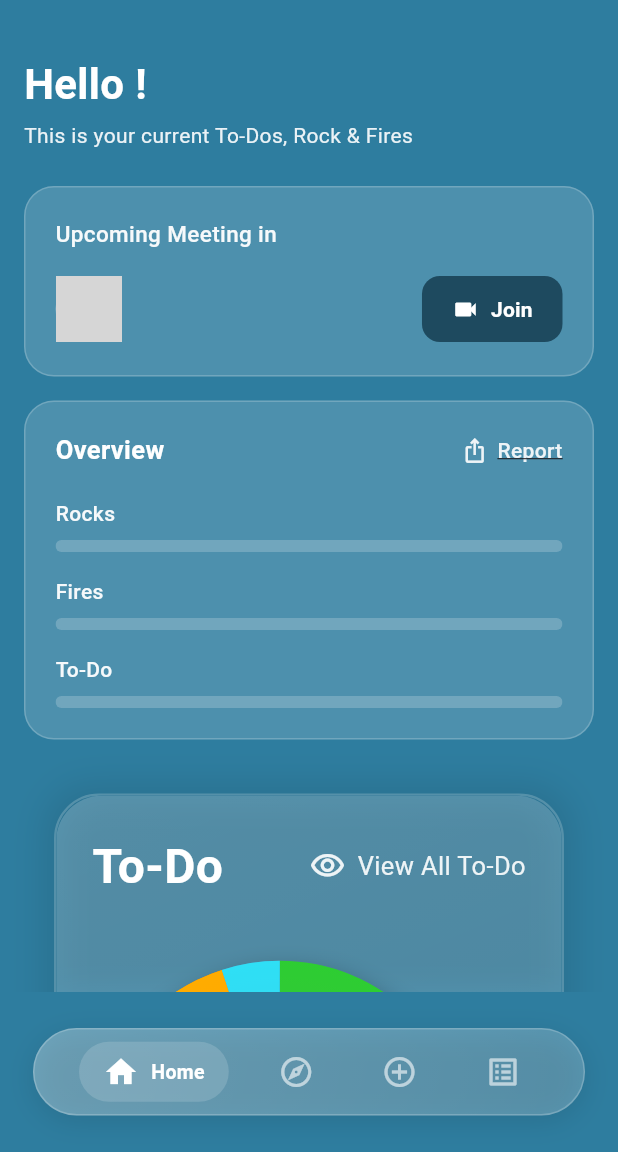
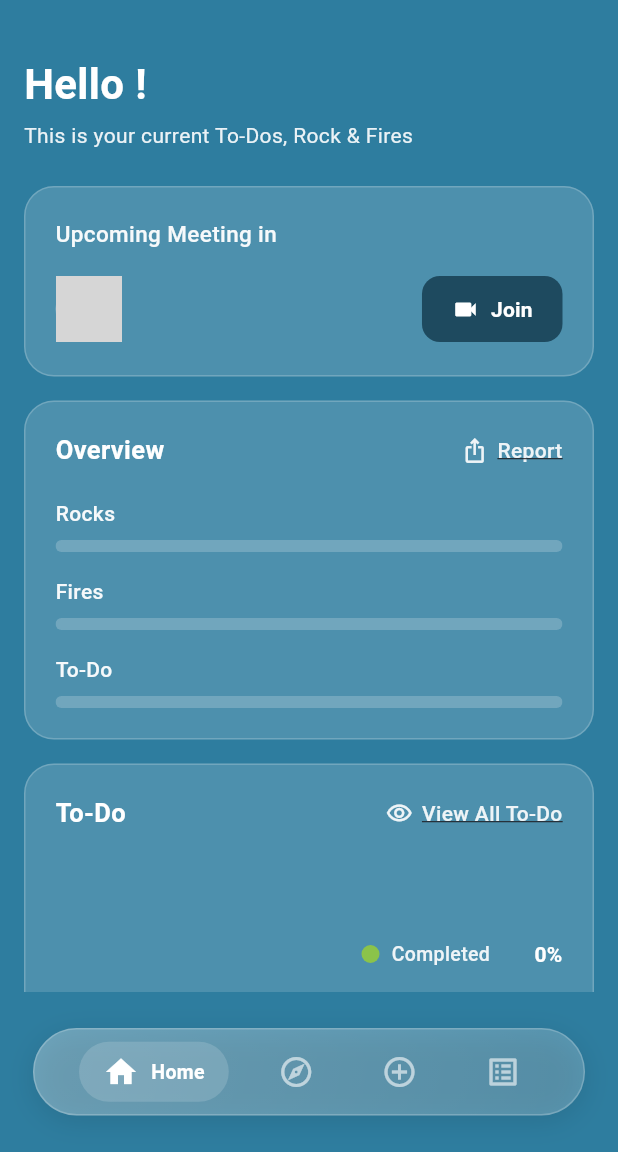
Before and after one commit to rammesaran/guestos, a Flutter app: the DashboardHomeScreen screen opened directly with empty values, on a phone screen of 412 x 824 dp, the part 84-1236 px from its top. Run offline on Flutter 3.47's test engine with Material 3 defaults, Android fonts, the phone set to English and light mode, and no system bars; our stand-ins replace dartz, dio, fl_chart, flutter_bloc, flutter_screenutil, freezed_annotation and 2 more; network calls fail; Roboto replaces fonts that are missing (System); grey boxes are pictures that could not be loaded.

Commit message:
dashboardchanges

```diff
--- a/lib/presentation/screens/dashboard/dashboarscreen.dart
+++ b/lib/presentation/screens/dashboard/dashboarscreen.dart
@@ -4,7 +4,6 @@ import 'package:guestos/presentation/screens/dashboard/dashboarddata.dart';
 import 'package:guestos/presentation/screens/dashboard/matriccard.dart';
 import 'package:guestos/presentation/screens/dashboard/meetingcard.dart';
 import 'package:guestos/presentation/screens/dashboard/overview.dart';
-import 'package:guestos/presentation/screens/dashboard/todochart.dart';
 import 'package:guestos/presentation/screens/dashboard/widgets/todo_glass_widget.dart';
 
 /// Main Dashboard Home Screen
@@ -78,8 +77,16 @@ class _DashboardHomeScreenState extends State<DashboardHomeScreen> {
                     ),
                     const SizedBox(height: 16),
 
-                    // To-Do Glass Widget
-                    const TodoGlassWidget(),
+                    // To-Do Chart Card
+                    TodoChartCard(
+                      completed: widget.data.todoCompleted,
+                      inProgress: widget.data.todoInProgress,
+                      yetToStart: widget.data.todoYetToStart,
+                      pendingTodos: widget.data.pendingTodos,
+                      onViewAll: widget.onViewAllTodos,
+                      onTodoTap: widget.onTodoTap,
+                      onViewDetails: widget.onViewTodoDetails,
+                    ),
                     const SizedBox(height: 16),
 
                     // Fire Metric Card
--- a/lib/presentation/screens/dashboard/widgets/todo_glass_widget.dart
+++ b/lib/presentation/screens/dashboard/widgets/todo_glass_widget.dart
@@ -1,44 +1,37 @@
 import 'package:flutter/material.dart';
+import 'package:guestos/presentation/screens/dashboard/dashboarddata.dart';
 import 'dart:math' as math;
-import 'dart:ui';
 
-class TodoGlassWidget extends StatelessWidget {
-  const TodoGlassWidget({Key? key}) : super(key: key);
+class TodoChartCard extends StatelessWidget {
+  final int completed;
+  final int inProgress;
+  final int yetToStart;
+  final List<TodoItem> pendingTodos;
+  final VoidCallback? onViewAll;
+  final Function(String)? onTodoTap;
+  final VoidCallback? onViewDetails;
+
+  const TodoChartCard({
+    Key? key,
+    required this.completed,
+    required this.inProgress,
+    required this.yetToStart,
+    required this.pendingTodos,
+    this.onViewAll,
+    this.onTodoTap,
+    this.onViewDetails,
+  }) : super(key: key);
 
   @override
   Widget build(BuildContext context) {
     return Container(
-      margin: const EdgeInsets.all(20),
+      padding: const EdgeInsets.all(20),
       decoration: BoxDecoration(
-        borderRadius: BorderRadius.circular(30),
-        border: Border.all(color: Colors.white.withOpacity(0.2), width: 1.5),
-        boxShadow: [
-          BoxShadow(
-            color: Colors.black.withOpacity(0.1),
-            blurRadius: 20,
-            spreadRadius: 5,
+        color: Colors.white.withOpacity(0.15),
+        borderRadius: BorderRadius.circular(20),
+        border: Border.all(color: Colors.white.withOpacity(0.2), width: 1),
       ),
-        ],
-      ),
-      child: ClipRRect(
-        borderRadius: BorderRadius.circular(30),
-        child: BackdropFilter(
-          filter: ImageFilter.blur(sigmaX: 10, sigmaY: 10),
-          child: Container(
-            decoration: BoxDecoration(
-              gradient: LinearGradient(
-                begin: Alignment.topLeft,
-                end: Alignment.bottomRight,
-                colors: [
-                  Colors.white.withOpacity(0.2),
-                  Colors.white.withOpacity(0.1),
-                ],
-              ),
-            ),
-            padding: const EdgeInsets.all(24),
       child: Column(
-              crossAxisAlignment: CrossAxisAlignment.start,
-              mainAxisSize: MainAxisSize.min,
         children: [
           // Header
           Row(
@@ -47,159 +40,162 @@ class TodoGlassWidget extends StatelessWidget {
               const Text(
                 'To-Do',
                 style: TextStyle(
-                        fontSize: 32,
+                  color: Colors.white,
+                  fontSize: 17,
                   fontWeight: FontWeight.w600,
-                        color: Colors.white,
                 ),
               ),
-                    Row(
+              GestureDetector(
+                onTap: onViewAll,
+                child: Row(
                   children: [
                     Icon(
                       Icons.visibility_outlined,
                       color: Colors.white.withOpacity(0.9),
-                          size: 24,
+                      size: 18,
                     ),
-                        const SizedBox(width: 8),
+                    const SizedBox(width: 6),
                     Text(
                       'View All To-Do',
                       style: TextStyle(
-                            fontSize: 17,
                         color: Colors.white.withOpacity(0.9),
-                            fontWeight: FontWeight.w400,
+                        fontSize: 14,
+                        fontWeight: FontWeight.w500,
+                        decoration: TextDecoration.underline,
                       ),
                     ),
                   ],
                 ),
+              ),
             ],
           ),
-                const SizedBox(height: 40),
+          const SizedBox(height: 24),
 
           // Pie Chart and Legend
           Row(
             children: [
               // Pie Chart
               SizedBox(
-                      width: 250,
-                      height: 250,
-                      child: CustomPaint(painter: PieChartPainter()),
+                width: 180,
+                height: 180,
+                child: CustomPaint(
+                  painter: PieChartPainter(
+                    completed: completed,
+                    inProgress: inProgress,
+                    yetToStart: yetToStart,
                   ),
-                    const SizedBox(width: 50),
+                ),
+              ),
+              const SizedBox(width: 24),
 
               // Legend
               Expanded(
                 child: Column(
                   crossAxisAlignment: CrossAxisAlignment.start,
                   children: [
-                          _buildLegendItem(Colors.green, 'Completed', false),
-                          const SizedBox(height: 25),
-                          _buildLegendItem(Colors.orange, 'In Progress', true),
-                          const SizedBox(height: 25),
                     _buildLegendItem(
-                            const Color(0xFF4DBFDB),
+                      'Completed',
+                      const Color(0xFF8BC34A),
+                      completed,
+                    ),
+                    const SizedBox(height: 12),
+                    _buildLegendItem(
+                      'In Progress',
+                      const Color(0xFFFFA726),
+                      inProgress,
+                    ),
+                    const SizedBox(height: 12),
+                    _buildLegendItem(
                       'Yet to Start',
-                            false,
+                      const Color(0xFF4FC3F7),
+                      yetToStart,
                     ),
                   ],
                 ),
               ),
             ],
           ),
-                const SizedBox(height: 40),
+          const SizedBox(height: 24),
 
           // Pending To-Do's Section
           Row(
             mainAxisAlignment: MainAxisAlignment.spaceBetween,
             children: [
-                    const Text(
-                      'Pending To-Do',
+              Text(
+                'Pending To-Do\'s',
                 style: TextStyle(
-                        fontSize: 24,
-                        fontWeight: FontWeight.w500,
-                        color: Colors.white,
+                  color: Colors.white.withOpacity(0.95),
+                  fontSize: 15,
+                  fontWeight: FontWeight.w600,
                 ),
               ),
-                    Text(
+              GestureDetector(
+                onTap: onViewDetails,
+                child: Text(
                   'View Details',
                   style: TextStyle(
-                        fontSize: 17,
                     color: Colors.white.withOpacity(0.9),
+                    fontSize: 13,
+                    fontWeight: FontWeight.w500,
                     decoration: TextDecoration.underline,
-                        decorationColor: Colors.white.withOpacity(0.9),
+                  ),
                 ),
               ),
             ],
           ),
-                const SizedBox(height: 20),
+          const SizedBox(height: 16),
 
-                // Todo Items
-                _buildTodoItem('ABD Assessm...', 'Sep 30'),
-                const SizedBox(height: 16),
-                _buildTodoItem('ABD Assessm...', 'Sep 30'),
-                const SizedBox(height: 16),
-                _buildTodoItem('ABD Assessm...', 'Sep 30'),
+          // Todo List
+          ...pendingTodos.map((todo) => _buildTodoItem(todo)).toList(),
         ],
-            ),
-          ),
-        ),
       ),
     );
   }
 
-  Widget _buildLegendItem(Color color, String label, bool hasButton) {
+  Widget _buildLegendItem(String label, Color color, int count) {
+    final total = completed + inProgress + yetToStart;
+    final percentage = total > 0 ? (count / total * 100).round() : 0;
+
     return Row(
       children: [
         Container(
-          width: 20,
-          height: 20,
-          decoration: BoxDecoration(
-            color: color,
-            borderRadius: BorderRadius.circular(5),
+          width: 12,
+          height: 12,
+          decoration: BoxDecoration(color: color, shape: BoxShape.circle),
         ),
-        ),
-        const SizedBox(width: 12),
-        if (hasButton)
-          Container(
-            width: 32,
-            height: 32,
-            decoration: BoxDecoration(
-              color: Colors.orange,
-              shape: BoxShape.circle,
-              boxShadow: [
-                BoxShadow(
-                  color: Colors.orange.withOpacity(0.3),
-                  blurRadius: 8,
-                  spreadRadius: 2,
-                ),
-              ],
-            ),
-            child: const Icon(Icons.add, color: Colors.white, size: 20),
-          ),
-        if (hasButton) const SizedBox(width: 12),
+        const SizedBox(width: 8),
         Expanded(
           child: Text(
             label,
-            style: const TextStyle(
-              fontSize: 18,
-              color: Colors.white,
+            style: TextStyle(
+              color: Colors.white.withOpacity(0.9),
+              fontSize: 13,
               fontWeight: FontWeight.w500,
             ),
-            overflow: TextOverflow.ellipsis,
+          ),
+        ),
+        Text(
+          '$percentage%',
+          style: const TextStyle(
+            color: Colors.white,
+            fontSize: 14,
+            fontWeight: FontWeight.w600,
           ),
         ),
       ],
     );
   }
 
-  Widget _buildTodoItem(String title, String dueDate) {
+  Widget _buildTodoItem(TodoItem todo) {
     return Container(
+      margin: const EdgeInsets.only(bottom: 12),
+      padding: const EdgeInsets.symmetric(horizontal: 16, vertical: 16),
       decoration: BoxDecoration(
-        borderRadius: BorderRadius.circular(24),
-        color: Colors.white.withOpacity(0.15),
-        border: Border.all(color: Colors.white.withOpacity(0.2), width: 1),
+        color: Colors.white.withOpacity(0.1),
+        borderRadius: BorderRadius.circular(12),
+        border: Border.all(color: Colors.white.withOpacity(0.15), width: 1),
       ),
-      padding: const EdgeInsets.symmetric(horizontal: 24, vertical: 20),
       child: Row(
-        mainAxisAlignment: MainAxisAlignment.spaceBetween,
         children: [
           Expanded(
             child: Column(
@@ -208,54 +204,53 @@ class TodoGlassWidget extends StatelessWidget {
                 Text(
                   'Title',
                   style: TextStyle(
-                    fontSize: 14,
                     color: Colors.white.withOpacity(0.7),
-                    fontWeight: FontWeight.w400,
+                    fontSize: 11,
+                    fontWeight: FontWeight.w500,
                   ),
                 ),
-                const SizedBox(height: 6),
+                const SizedBox(height: 2),
                 Text(
-                  title,
+                  todo.title,
                   style: const TextStyle(
-                    fontSize: 18,
                     color: Colors.white,
+                    fontSize: 14,
+                    fontWeight: FontWeight.w500,
+                  ),
+                  maxLines: 1,
+                  overflow: TextOverflow.ellipsis,
+                ),
+              ],
+            ),
+          ),
+          const SizedBox(width: 12),
+          Column(
+            crossAxisAlignment: CrossAxisAlignment.end,
+            children: [
+              Text(
+                'Due by',
+                style: TextStyle(
+                  color: Colors.white.withOpacity(0.7),
+                  fontSize: 11,
+                  fontWeight: FontWeight.w500,
+                ),
+              ),
+              const SizedBox(height: 2),
+              Text(
+                todo.dueDate,
+                style: const TextStyle(
+                  color: Colors.white,
+                  fontSize: 14,
                   fontWeight: FontWeight.w500,
                 ),
               ),
             ],
           ),
-          ),
-          Row(
-            children: [
-              Column(
-                crossAxisAlignment: CrossAxisAlignment.start,
-                children: [
-                  Text(
-                    'Due by',
-                    style: TextStyle(
-                      fontSize: 14,
+          const SizedBox(width: 8),
+          Icon(
+            Icons.arrow_forward_ios,
             color: Colors.white.withOpacity(0.7),
-                      fontWeight: FontWeight.w400,
-                    ),
-                  ),
-                  const SizedBox(height: 6),
-                  Text(
-                    dueDate,
-                    style: const TextStyle(
-                      fontSize: 18,
-                      color: Colors.white,
-                      fontWeight: FontWeight.w500,
-                    ),
-                  ),
-                ],
-              ),
-              const SizedBox(width: 20),
-              Icon(
-                Icons.arrow_forward,
-                color: Colors.white.withOpacity(0.7),
-                size: 24,
-              ),
-            ],
+            size: 16,
           ),
         ],
       ),
@@ -264,155 +259,79 @@ class TodoGlassWidget extends StatelessWidget {
 }
 
 class PieChartPainter extends CustomPainter {
+  final int completed;
+  final int inProgress;
+  final int yetToStart;
+
+  PieChartPainter({
+    required this.completed,
+    required this.inProgress,
+    required this.yetToStart,
+  });
+
   @override
   void paint(Canvas canvas, Size size) {
+    final total = completed + inProgress + yetToStart;
+    if (total == 0) return;
+
     final center = Offset(size.width / 2, size.height / 2);
-    final radius = math.min(size.width, size.height) / 2;
+    final radius = size.width / 2;
 
-    // Define the data
-    final completed = 0.60; // 60%
-    final inProgress = 0.35; // 35%
-    final yetToStart = 0.05; // 5%
+    double startAngle = -math.pi / 2; // Start from top
 
-    // Colors
-    final completedColor = Colors.green;
-    final inProgressColor = Colors.orange;
-    final yetToStartColor = const Color(0xFF4DBFDB);
-
-    // Shadow for 3D effect
-    final shadowPaint = Paint()
-      ..color = Colors.black.withOpacity(0.3)
-      ..maskFilter = const MaskFilter.blur(BlurStyle.normal, 8);
-
-    canvas.drawCircle(
-      Offset(center.dx + 3, center.dy + 6),
-      radius,
-      shadowPaint,
-    );
-
-    // Calculate angles (starting from top, going clockwise)
-    double startAngle = -math.pi / 2;
-
-    // Draw Completed (Green) - 60% - starts from top
-    final completedPaint = Paint()
-      ..color = completedColor
+    // Completed (Green)
+    if (completed > 0) {
+      final sweepAngle = (completed / total) * 2 * math.pi;
+      final paint = Paint()
+        ..color = const Color(0xFF8BC34A)
         ..style = PaintingStyle.fill;
 
       canvas.drawArc(
         Rect.fromCircle(center: center, radius: radius),
         startAngle,
-      2 * math.pi * completed,
+        sweepAngle,
         true,
-      completedPaint,
+        paint,
       );
 
-    // Add gradient overlay for completed section
-    final completedGradient = Paint()
-      ..shader = RadialGradient(
-        colors: [completedColor.withOpacity(0.8), completedColor],
-        stops: const [0.5, 1.0],
-      ).createShader(Rect.fromCircle(center: center, radius: radius))
-      ..blendMode = BlendMode.overlay;
+      startAngle += sweepAngle;
+    }
 
-    canvas.drawArc(
-      Rect.fromCircle(center: center, radius: radius),
-      startAngle,
-      2 * math.pi * completed,
-      true,
-      completedGradient,
-    );
-
-    startAngle += 2 * math.pi * completed;
-
-    // Draw In Progress (Orange) - 35%
-    final inProgressPaint = Paint()
-      ..color = inProgressColor
+    // In Progress (Orange)
+    if (inProgress > 0) {
+      final sweepAngle = (inProgress / total) * 2 * math.pi;
+      final paint = Paint()
+        ..color = const Color(0xFFFFA726)
         ..style = PaintingStyle.fill;
 
       canvas.drawArc(
         Rect.fromCircle(center: center, radius: radius),
         startAngle,
-      2 * math.pi * inProgress,
+        sweepAngle,
         true,
-      inProgressPaint,
+        paint,
       );
 
-    // Add gradient overlay for in progress section
-    final inProgressGradient = Paint()
-      ..shader = RadialGradient(
-        colors: [inProgressColor.withOpacity(0.8), inProgressColor],
-        stops: const [0.5, 1.0],
-      ).createShader(Rect.fromCircle(center: center, radius: radius))
-      ..blendMode = BlendMode.overlay;
+      startAngle += sweepAngle;
+    }
 
-    canvas.drawArc(
-      Rect.fromCircle(center: center, radius: radius),
-      startAngle,
-      2 * math.pi * inProgress,
-      true,
-      inProgressGradient,
-    );
-
-    startAngle += 2 * math.pi * inProgress;
-
-    // Draw Yet to Start (Blue) - 5%
-    final yetToStartPaint = Paint()
-      ..color = yetToStartColor
+    // Yet to Start (Blue)
+    if (yetToStart > 0) {
+      final sweepAngle = (yetToStart / total) * 2 * math.pi;
+      final paint = Paint()
+        ..color = const Color(0xFF4FC3F7)
         ..style = PaintingStyle.fill;
 
       canvas.drawArc(
         Rect.fromCircle(center: center, radius: radius),
         startAngle,
-      2 * math.pi * yetToStart,
+        sweepAngle,
         true,
-      yetToStartPaint,
+        paint,
       );
-
-    // Add gradient overlay for yet to start section
-    final yetToStartGradient = Paint()
-      ..shader = RadialGradient(
-        colors: [yetToStartColor.withOpacity(0.8), yetToStartColor],
-        stops: const [0.5, 1.0],
-      ).createShader(Rect.fromCircle(center: center, radius: radius))
-      ..blendMode = BlendMode.overlay;
-
-    canvas.drawArc(
-      Rect.fromCircle(center: center, radius: radius),
-      startAngle,
-      2 * math.pi * yetToStart,
-      true,
-      yetToStartGradient,
-    );
-
-    // Draw percentage texts
-    _drawText(canvas, '60%', center.dx - 30, center.dy + 50, Colors.white, 28);
-    _drawText(canvas, '35%', center.dx + 10, center.dy - 45, Colors.white, 24);
-    _drawText(canvas, '5%', center.dx + 45, center.dy + 10, Colors.white, 18);
     }
-
-  void _drawText(
-    Canvas canvas,
-    String text,
-    double x,
-    double y,
-    Color color,
-    double fontSize,
-  ) {
-    final textPainter = TextPainter(
-      text: TextSpan(
-        text: text,
-        style: TextStyle(
-          color: color,
-          fontSize: fontSize,
-          fontWeight: FontWeight.bold,
-        ),
-      ),
-      textDirection: TextDirection.ltr,
-    );
-    textPainter.layout();
-    textPainter.paint(canvas, Offset(x, y));
   }
 
   @override
-  bool shouldRepaint(covariant CustomPainter oldDelegate) => false;
+  bool shouldRepaint(covariant CustomPainter oldDelegate) => true;
 }
```
Also changed, not shown: lib/presentation/screens/dashboard/mobile_dashboard_screen.dart (+35 -1 lines). Lines whose indentation alone changed are shown as unchanged.
